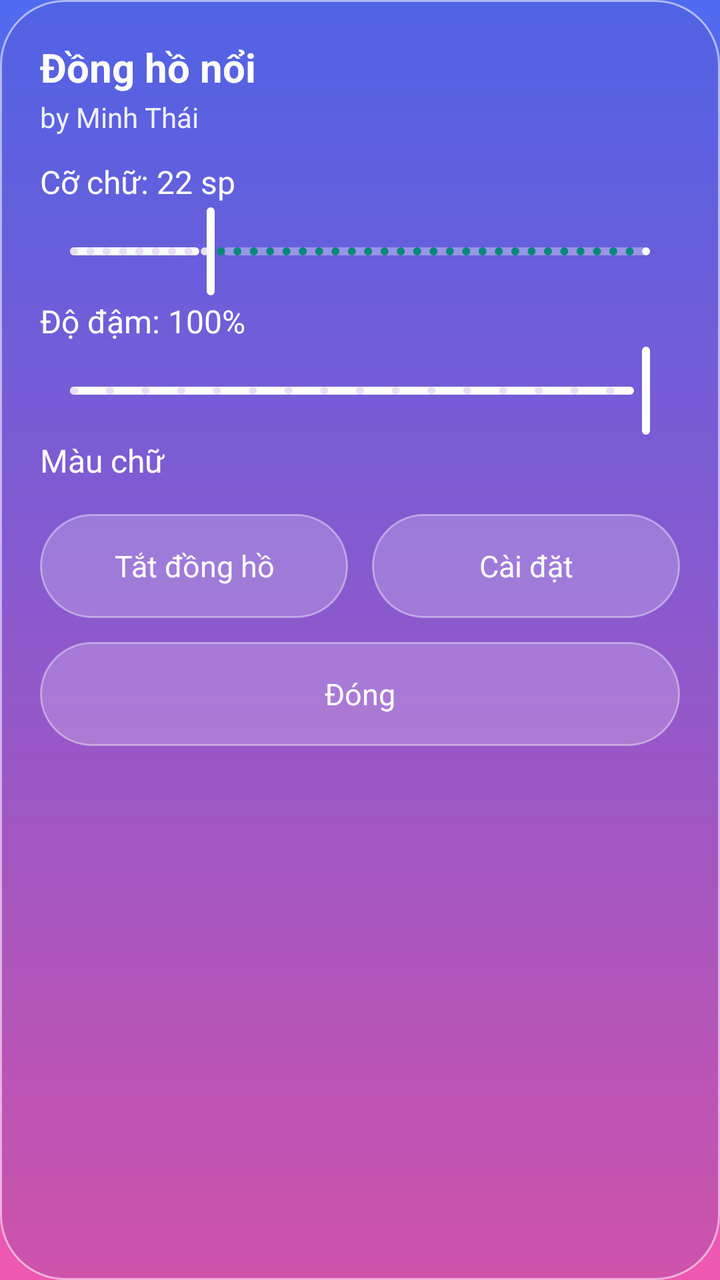
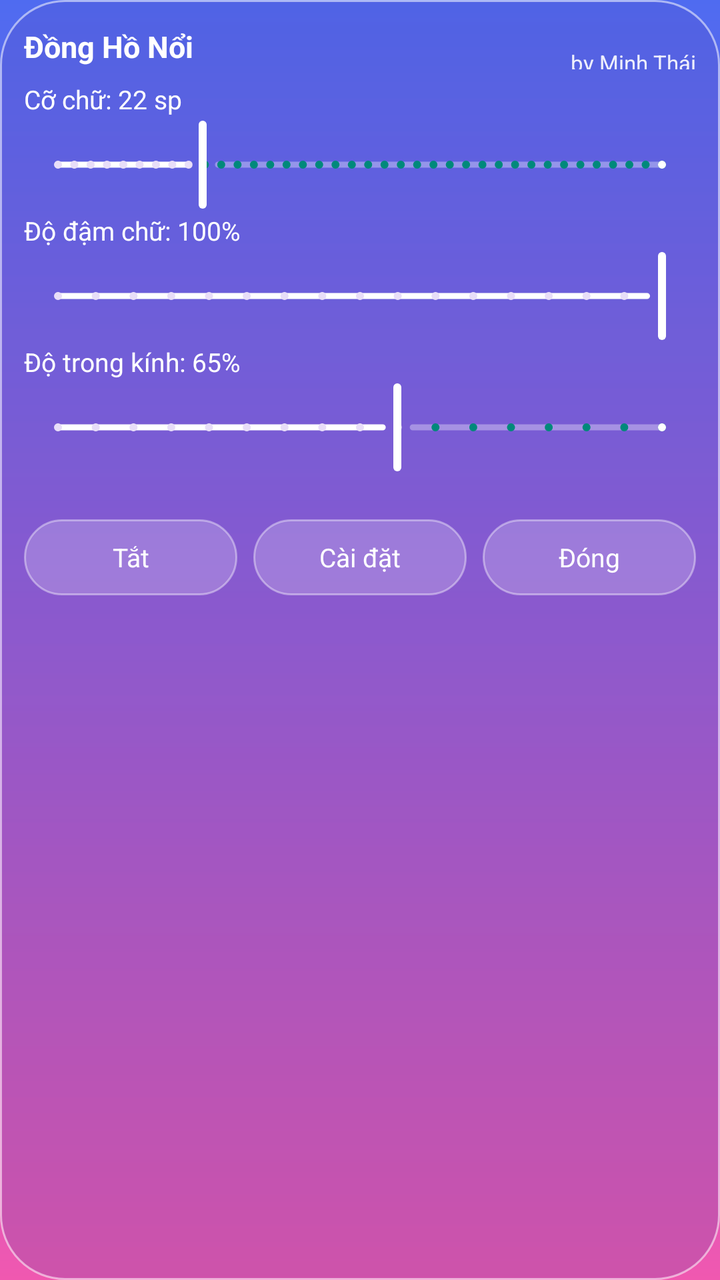

The first picture is an Android layout as it rendered before a commit; the second is the same layout after the commit. The layout source and the unified diff follow.
<!-- AndroidManifest.xml: application theme Theme.FloatClock -->
<!-- res/layout/panel_clock.xml -->
<?xml version="1.0" encoding="utf-8"?>
<LinearLayout xmlns:android="http://schemas.android.com/apk/res/android"
    xmlns:app="http://schemas.android.com/apk/res-auto"
    android:layout_width="match_parent"
    android:layout_height="wrap_content"
    android:background="@drawable/glass_panel"
    android:orientation="vertical"
    android:padding="20dp">

    <TextView
        style="@style/Glass.Label"
        android:text="Đồng hồ nổi"
        android:textSize="20sp"
        android:textStyle="bold" />

    <TextView
        android:id="@+id/tvPanelCredit"
        style="@style/Glass.Hint"
        android:layout_marginTop="2dp"
        android:text="by Minh Thái" />

    <TextView
        android:id="@+id/tvPanelSize"
        style="@style/Glass.Label"
        android:layout_marginTop="12dp"
        android:text="Cỡ chữ: 22 sp"
        android:textSize="16sp" />

    <com.google.android.material.slider.Slider
        android:id="@+id/sliderPanelSize"
        android:layout_width="match_parent"
        android:layout_height="wrap_content"
        android:stepSize="1"
        android:value="22"
        android:valueFrom="10"
        android:valueTo="60"
        app:haloColor="#33FFFFFF"
        app:labelBehavior="gone"
        app:thumbColor="#FFFFFFFF"
        app:thumbElevation="0dp"
        app:trackColorActive="#FFFFFFFF"
        app:trackColorInactive="#55FFFFFF"
        app:trackHeight="4dp" />

    <TextView
        android:id="@+id/tvPanelOpacity"
        style="@style/Glass.Label"
        android:text="Độ đậm: 100%"
        android:textSize="16sp" />

    <com.google.android.material.slider.Slider
        android:id="@+id/sliderPanelOpacity"
        android:layout_width="match_parent"
        android:layout_height="wrap_content"
        android:stepSize="5"
        android:value="100"
        android:valueFrom="20"
        android:valueTo="100"
        app:haloColor="#33FFFFFF"
        app:labelBehavior="gone"
        app:thumbColor="#FFFFFFFF"
        app:thumbElevation="0dp"
        app:trackColorActive="#FFFFFFFF"
        app:trackColorInactive="#55FFFFFF"
        app:trackHeight="4dp" />

    <TextView
        style="@style/Glass.Label"
        android:text="Màu chữ"
        android:textSize="16sp" />

    <HorizontalScrollView
        android:layout_width="match_parent"
        android:layout_height="wrap_content"
        android:overScrollMode="never"
        android:scrollbars="none">

        <LinearLayout
            android:id="@+id/panelColors"
            android:layout_width="wrap_content"
            android:layout_height="wrap_content"
            android:orientation="horizontal" />
    </HorizontalScrollView>

    <LinearLayout
        android:layout_width="match_parent"
        android:layout_height="wrap_content"
        android:layout_marginTop="4dp"
        android:orientation="horizontal">

        <TextView
            android:id="@+id/btnPanelHide"
            style="@style/Glass.Button"
            android:layout_width="0dp"
            android:layout_marginEnd="6dp"
            android:layout_weight="1"
            android:text="Tắt đồng hồ"
            android:textSize="15sp" />

        <TextView
            android:id="@+id/btnPanelSettings"
            style="@style/Glass.Button"
            android:layout_width="0dp"
            android:layout_marginStart="6dp"
            android:layout_weight="1"
            android:text="Cài đặt"
            android:textSize="15sp" />
    </LinearLayout>

    <TextView
        android:id="@+id/btnPanelClose"
        style="@style/Glass.Button"
        android:text="Đóng"
        android:textSize="15sp" />
</LinearLayout>
<!-- resources referenced by this layout -->
<resources>
  <!-- drawable glass_panel (drawable) -->
  <?xml version="1.0" encoding="utf-8"?>
  <shape xmlns:android="http://schemas.android.com/apk/res/android" android:shape="rectangle">
      <gradient
          android:angle="270"
          android:endColor="#B3C04FA8"
          android:startColor="#B34F5FE0" />
      <stroke
          android:width="1dp"
          android:color="#88FFFFFF" />
      <corners android:radius="32dp" />
  </shape>
  <style name="Glass.Button">
          <item name="android:layout_width">match_parent</item>
          <item name="android:layout_height">wrap_content</item>
          <item name="android:minHeight">52dp</item>
          <item name="android:gravity">center</item>
          <item name="android:paddingStart">16dp</item>
          <item name="android:paddingEnd">16dp</item>
          <item name="android:background">@drawable/glass_button</item>
          <item name="android:textColor">@color/white</item>
          <item name="android:textSize">17sp</item>
          <item name="android:layout_marginTop">12dp</item>
          <item name="android:clickable">true</item>
          <item name="android:focusable">true</item>
      </style>
  <style name="Glass.Hint">
          <item name="android:layout_width">match_parent</item>
          <item name="android:layout_height">wrap_content</item>
          <item name="android:textColor">@color/white_90</item>
          <item name="android:textSize">14sp</item>
          <item name="android:lineSpacingExtra">2dp</item>
          <item name="android:layout_marginTop">8dp</item>
      </style>
  <style name="Glass.Label">
          <item name="android:layout_width">wrap_content</item>
          <item name="android:layout_height">wrap_content</item>
          <item name="android:textColor">@color/white</item>
          <item name="android:textSize">18sp</item>
      </style>
  <style name="Theme.FloatClock" parent="Theme.Material3.Light.NoActionBar">
          <item name="colorPrimary">@color/teal</item>
          <item name="colorOnPrimary">@color/white</item>
          <item name="android:windowBackground">@drawable/bg_gradient</item>
          <item name="android:statusBarColor">@android:color/transparent</item>
          <item name="android:navigationBarColor">@android:color/transparent</item>
          <item name="android:windowLightStatusBar">false</item>
          <item name="android:textColor">@color/white</item>
      </style>
  <!-- drawable glass_button (drawable) -->
  <?xml version="1.0" encoding="utf-8"?>
  <ripple xmlns:android="http://schemas.android.com/apk/res/android"
      android:color="#44FFFFFF">
      <item>
          <shape android:shape="rectangle">
              <solid android:color="#33FFFFFF" />
              <stroke
                  android:width="1dp"
                  android:color="#66FFFFFF" />
              <corners android:radius="26dp" />
          </shape>
      </item>
  </ripple>
  <color name="white">#FFFFFFFF</color>
  <color name="white_90">#E6FFFFFF</color>
  <color name="teal">#FF00897B</color>
  <!-- drawable bg_gradient (drawable) -->
  <?xml version="1.0" encoding="utf-8"?>
  <shape xmlns:android="http://schemas.android.com/apk/res/android" android:shape="rectangle">
      <gradient
          android:angle="270"
          android:centerColor="@color/grad_mid"
          android:endColor="@color/grad_bottom"
          android:startColor="@color/grad_top" />
  </shape>
  <color name="grad_mid">#FF9A5BE0</color>
  <color name="grad_bottom">#FFF058B0</color>
  <color name="grad_top">#FF4F6BF0</color>
</resources>

<!-- the commit's change to res/layout/panel_clock.xml (unified diff, before → after) -->
@@ -1,30 +1,46 @@
 <?xml version="1.0" encoding="utf-8"?>
 <LinearLayout xmlns:android="http://schemas.android.com/apk/res/android"
     xmlns:app="http://schemas.android.com/apk/res-auto"
+    android:id="@+id/panelRoot"
     android:layout_width="match_parent"
     android:layout_height="wrap_content"
     android:background="@drawable/glass_panel"
     android:orientation="vertical"
-    android:padding="20dp">
+    android:padding="12dp">
 
-    <TextView
-        style="@style/Glass.Label"
-        android:text="Đồng hồ nổi"
-        android:textSize="20sp"
-        android:textStyle="bold" />
+    <LinearLayout
+        android:layout_width="match_parent"
+        android:layout_height="wrap_content"
+        android:gravity="center_vertical"
+        android:orientation="horizontal">
 
-    <TextView
-        android:id="@+id/tvPanelCredit"
-        style="@style/Glass.Hint"
-        android:layout_marginTop="2dp"
-        android:text="by Minh Thái" />
+        <TextView
+            android:id="@+id/tvPanelAppName"
+            style="@style/Glass.Label"
+            android:layout_width="0dp"
+            android:layout_height="wrap_content"
+            android:layout_weight="1"
+            android:ellipsize="end"
+            android:maxLines="1"
+            android:text="@string/app_name"
+            android:textSize="15sp"
+            android:textStyle="bold" />
+
+        <TextView
+            android:id="@+id/tvPanelCredit"
+            style="@style/Glass.Hint"
+            android:layout_width="wrap_content"
+            android:layout_height="wrap_content"
+            android:text="by Minh Thái"
+            android:textSize="11sp" />
+    </LinearLayout>
 
     <TextView
         android:id="@+id/tvPanelSize"
         style="@style/Glass.Label"
-        android:layout_marginTop="12dp"
+        android:layout_marginTop="6dp"
         android:text="Cỡ chữ: 22 sp"
-        android:textSize="16sp" />
+        android:textSize="13sp" />
 
     <com.google.android.material.slider.Slider
         android:id="@+id/sliderPanelSize"
@@ -40,13 +56,13 @@
         app:thumbElevation="0dp"
         app:trackColorActive="#FFFFFFFF"
         app:trackColorInactive="#55FFFFFF"
-        app:trackHeight="4dp" />
+        app:trackHeight="3dp" />
 
     <TextView
         android:id="@+id/tvPanelOpacity"
         style="@style/Glass.Label"
-        android:text="Độ đậm: 100%"
-        android:textSize="16sp" />
+        android:text="Độ đậm chữ: 100%"
+        android:textSize="13sp" />
 
     <com.google.android.material.slider.Slider
         android:id="@+id/sliderPanelOpacity"
@@ -62,16 +78,34 @@
         app:thumbElevation="0dp"
         app:trackColorActive="#FFFFFFFF"
         app:trackColorInactive="#55FFFFFF"
-        app:trackHeight="4dp" />
+        app:trackHeight="3dp" />
 
     <TextView
+        android:id="@+id/tvPanelGlass"
         style="@style/Glass.Label"
-        android:text="Màu chữ"
-        android:textSize="16sp" />
+        android:text="Độ trong kính: 65%"
+        android:textSize="13sp" />
+
+    <com.google.android.material.slider.Slider
+        android:id="@+id/sliderPanelGlass"
+        android:layout_width="match_parent"
+        android:layout_height="wrap_content"
+        android:stepSize="5"
+        android:value="65"
+        android:valueFrom="20"
+        android:valueTo="100"
+        app:haloColor="#33FFFFFF"
+        app:labelBehavior="gone"
+        app:thumbColor="#FFFFFFFF"
+        app:thumbElevation="0dp"
+        app:trackColorActive="#FFFFFFFF"
+        app:trackColorInactive="#55FFFFFF"
+        app:trackHeight="3dp" />
 
     <HorizontalScrollView
         android:layout_width="match_parent"
         android:layout_height="wrap_content"
+        android:layout_marginTop="2dp"
         android:overScrollMode="never"
         android:scrollbars="none">
 
@@ -85,31 +119,47 @@
     <LinearLayout
         android:layout_width="match_parent"
         android:layout_height="wrap_content"
-        android:layout_marginTop="4dp"
+        android:layout_marginTop="8dp"
         android:orientation="horizontal">
 
         <TextView
             android:id="@+id/btnPanelHide"
             style="@style/Glass.Button"
             android:layout_width="0dp"
-            android:layout_marginEnd="6dp"
+            android:layout_height="wrap_content"
+            android:layout_marginEnd="4dp"
             android:layout_weight="1"
-            android:text="Tắt đồng hồ"
-            android:textSize="15sp" />
+            android:minHeight="38dp"
+            android:paddingTop="6dp"
+            android:paddingBottom="6dp"
+            android:text="Tắt"
+            android:textSize="13sp" />
 
         <TextView
             android:id="@+id/btnPanelSettings"
             style="@style/Glass.Button"
             android:layout_width="0dp"
-            android:layout_marginStart="6dp"
+            android:layout_height="wrap_content"
+            android:layout_marginStart="4dp"
+            android:layout_marginEnd="4dp"
             android:layout_weight="1"
+            android:minHeight="38dp"
+            android:paddingTop="6dp"
+            android:paddingBottom="6dp"
             android:text="Cài đặt"
-            android:textSize="15sp" />
+            android:textSize="13sp" />
+
+        <TextView
+            android:id="@+id/btnPanelClose"
+            style="@style/Glass.Button"
+            android:layout_width="0dp"
+            android:layout_height="wrap_content"
+            android:layout_marginStart="4dp"
+            android:layout_weight="1"
+            android:minHeight="38dp"
+            android:paddingTop="6dp"
+            android:paddingBottom="6dp"
+            android:text="Đóng"
+            android:textSize="13sp" />
     </LinearLayout>
-
-    <TextView
-        android:id="@+id/btnPanelClose"
-        style="@style/Glass.Button"
-        android:text="Đóng"
-        android:textSize="15sp" />
 </LinearLayout>
<!-- resource entries referenced after the edit -->
@@ -12,6 +12,7 @@
           android:color="#88FFFFFF" />
       <corners android:radius="32dp" />
   </shape>
+  <string name="app_name">Đồng Hồ Nổi</string>
   <style name="Glass.Button">
           <item name="android:layout_width">match_parent</item>
           <item name="android:layout_height">wrap_content</item>
